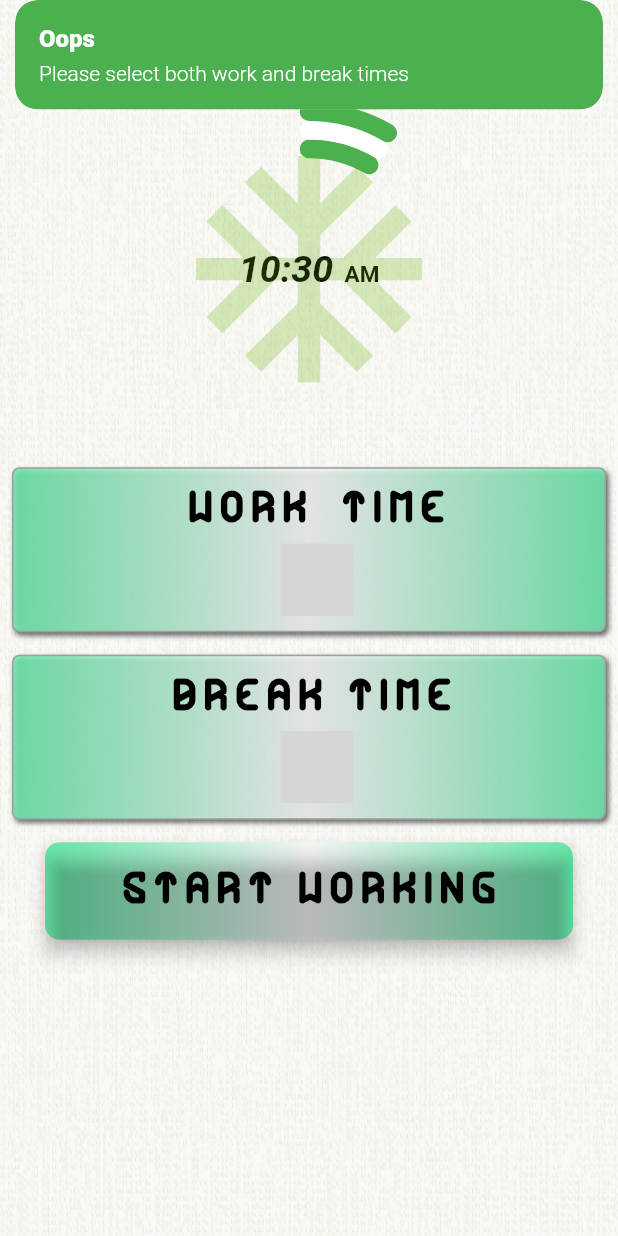
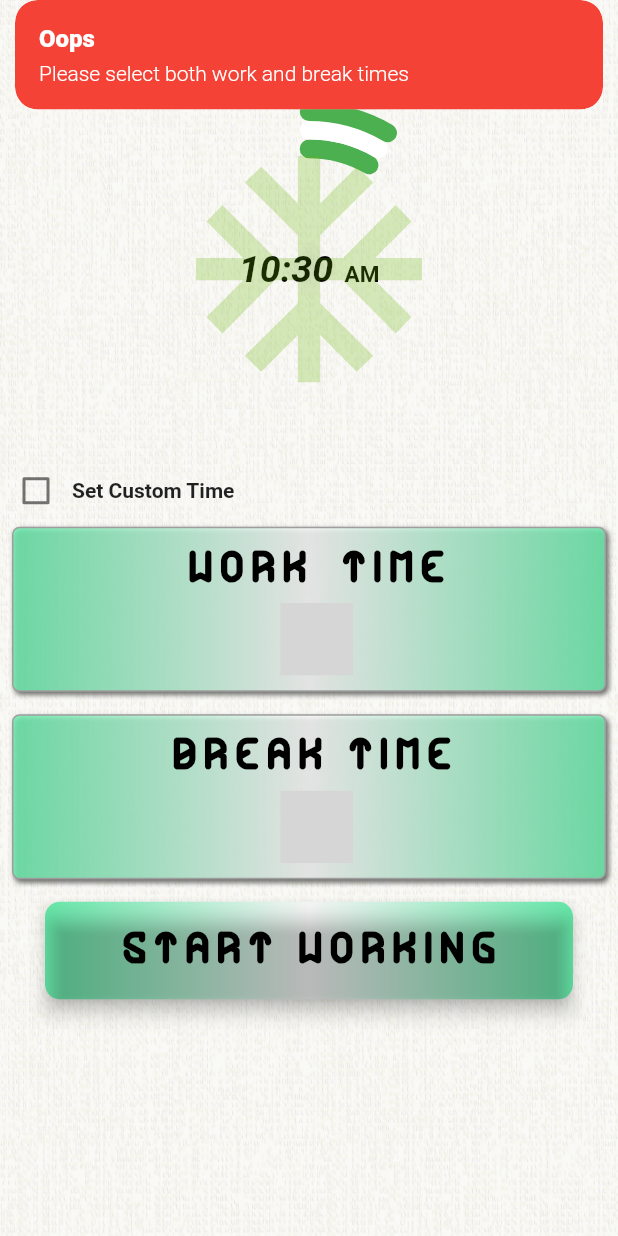
Before and after one commit to sujithsa007/workbreak2.0, a Flutter app: the screen it shows after launch, after a tap on an icon or button, on a phone screen of 412 x 824 dp. Run offline on Flutter 3.47's test engine with Material 2 defaults, Android fonts, the phone set to English and light mode, and no system bars; drawn by our look-alikes of google_mobile_ads, percent_indicator; our stand-ins replace animated_splash_screen, flutter_tts, get, page_transition, wakelock; missing offline and left inert: grouped_buttons, in_app_update; network calls fail; grey boxes are pictures that could not be loaded.

Commit message:
1.1.0 -  user can set custom time

```diff
--- a/lib/controllers/clock_controller.dart
+++ b/lib/controllers/clock_controller.dart
@@ -99,11 +99,38 @@ class ClockController extends GetxController {
     _clockThemeTrigger.value = val;
   }
 
+  RxBool _checkBoxValue = false.obs;
+  get checkBoxValue => _checkBoxValue.value;
+
+  set setCheckBoxValue(val) {
+    _checkBoxValue.value = val;
+  }
+
   RxBool _buttonChange = false.obs;
   get buttonChange => _buttonChange.value;
 
   set setButtonChange(val) {
     _buttonChange.value = val;
+  }
+
+  TextEditingController _workTimeInputController = new TextEditingController();
+  TextEditingController _breakTimeInputController = new TextEditingController();
+
+  get workTimeInputController => _workTimeInputController;
+  get breakTimeInputController => _breakTimeInputController;
+
+  RxString _workTimeInput = '5'.obs;
+  get workTimeInput => _workTimeInput.value;
+
+  RxString _breakTimeInput = '1'.obs;
+  get breakTimeInput => _breakTimeInput.value;
+
+  setWorkTimeInput(val) {
+    _workTimeInput.value = val;
+  }
+
+  setBreakTimeInput(val) {
+    _breakTimeInput.value = val;
   }
 
   RxString _selectedWorkTime = ''.obs;
@@ -131,7 +158,10 @@ class ClockController extends GetxController {
   }
 
   _clockAnimateCountDown(workTime, breakTime) {
-    _clockTimer.cancel();
+    if (_clockTimer != null) {
+      _clockTimer.cancel();
+    }
+
     if (_countDownTimer != null) {
       _countDownTimer.cancel();
     }
@@ -146,14 +176,16 @@ class ClockController extends GetxController {
     // int intRemInterval = remInterval;
     // setRemainingTime = intRemTime;
     _countDownTimer = Timer.periodic(Duration(seconds: 1), (Timer timer) {
-      print(intRemTime.toString());
+      // print(intRemTime.toString());
       // print(totTime);
-      print(i);
+      // print(i);
       if (i == 0) {
         setRemainingTime = intRemTime;
       }
       if (i++ + 1 == totTime) {
-        _countDownTimer.cancel();
+        if (_countDownTimer != null) {
+          _countDownTimer.cancel();
+        }
         print('timer cancelled');
         _clockAnimateCountDown(workTime, breakTime);
       }
@@ -184,7 +216,7 @@ class ClockController extends GetxController {
         'Please select both work and break times',
         duration: Duration(seconds: 3),
         colorText: Colors.white,
-        backgroundColor: Colors.green,
+        backgroundColor: Colors.red,
       );
     } else {
       setClockThemeTriggerValue = true;
@@ -195,30 +227,68 @@ class ClockController extends GetxController {
             : 'Your new settings have been applied',
         duration: Duration(seconds: 3),
         colorText: Colors.white,
-        backgroundColor: Colors.blue,
+        backgroundColor: Colors.green,
       );
       // var remTime = workTime.toString().split(' ')[0];
       // setRemainingTime = int.parse(remTime);
       _clockAnimateCountDown(workTime.toString(), breakInterval.toString());
 
-      _buttonChange.value == true
-          ? _selectedWorkTimer.cancel()
-          : print('Timer not active');
-      _buttonChange.value == true
-          ? _selectedIntervalTimer.cancel()
-          : print('Timer not active');
-      _buttonChange.value == true
-          ? _testTimer.cancel()
-          : print('Timer not active');
+      if (_selectedWorkTimer != null) {
+        _selectedWorkTimer.cancel();
+      }
+      if (_selectedIntervalTimer != null) {
+        _selectedIntervalTimer.cancel();
+      }
+      if (_testTimer != null) {
+        _testTimer.cancel();
+      }
       setButtonChange = true;
       await _setUpTimer(_selectedWorkTime.value, _selectedWorkInterval.value);
       // }
     }
   }
 
+  setCustomTime() async {
+    if (_workTimeInputController.text.toString().contains('.') ||
+        _workTimeInputController.text.toString().contains('-') ||
+        _workTimeInputController.text.toString().contains(',') ||
+        _workTimeInputController.text.toString() == '' ||
+        _breakTimeInputController.text.toString().contains('.') ||
+        _breakTimeInputController.text.toString().contains('-') ||
+        _breakTimeInputController.text.toString().contains(',') ||
+        _breakTimeInputController.text.toString() == '') {
+      Get.snackbar(
+        'Error',
+        'Enter a valid work and break time',
+        duration: Duration(seconds: 3),
+        colorText: Colors.white,
+        backgroundColor: Colors.red,
+      );
+    } else {
+      int _workTime = int.parse(_workTimeInput.value.toString());
+      int _breakTime = int.parse(_breakTimeInput.value.toString());
+      if (_workTime < 5 || _breakTime < 1) {
+        Get.snackbar(
+          'Error',
+          'Enter atleast 5 minutes work and 1 minute of break time',
+          duration: Duration(seconds: 3),
+          colorText: Colors.white,
+          backgroundColor: Colors.red,
+        );
+      } else {
+        setWorkTime = _workTimeInput.value.toString() + ' mins';
+        setIntervalTime = _breakTimeInput.value.toString() + ' mins';
+        // print('Custom print' +
+        //     _selectedWorkTime.value +
+        //     _selectedWorkInterval.value);
+        await onClickStartWork(
+            _selectedWorkTime.value, _selectedWorkInterval.value);
+      }
+    }
+  }
+
   _startTimer(int duration, String message, bool triggerFn) async {
     return Timer.periodic(Duration(minutes: duration), (Timer timer) async {
-      triggerFn ? _testTimer.cancel() : print('tester running');
       triggerFn
           ? _setUpTimer(_timeForWorkTimer, _timeForIntervalTimer)
           : print('No need to trigger ******');
--- a/lib/views/home_screen.dart
+++ b/lib/views/home_screen.dart
@@ -27,9 +27,9 @@ class _HomeScreenState extends State<HomeScreen> {
     double _fontSizeTitle = _mediaQueryHeight > 550 ? 22 : 18;
     double _fontSizeBullet = _mediaQueryHeight > 550 ? 12 : 8;
     double _fontButton = _mediaQueryHeight > 550 ? 22 : 16;
-    double _topMargin = _mediaQueryHeight > 550
-        ? _mediaQueryHeight * .01
-        : _mediaQueryHeight * .01;
+    double _bottomMargin = _mediaQueryHeight > 550
+        ? _mediaQueryHeight * .008
+        : _mediaQueryHeight * .008;
 
     double _opacity = 0.8;
 
@@ -102,54 +102,54 @@ class _HomeScreenState extends State<HomeScreen> {
       ),
     );
 
-    Container _drawer = Container(
-        color: Colors.grey,
-        width: MediaQuery.of(context).size.height * .2,
-        // height: MediaQuery.of(context).size.height * .5,
-        child: SafeArea(
-          child: Drawer(
-            child: ListView(
-              padding: EdgeInsets.zero,
-              children: <Widget>[
-                ListTile(
-                  title: Row(
-                    children: [
-                      Container(
-                        child: Icon(
-                          Icons.info_outline,
-                          size: 20,
-                          color: Colors.green,
-                        ),
-                        margin: EdgeInsets.only(left: 10, right: 10),
-                      ),
-                      Text(
-                        'Info',
-                        style: TextStyle(color: Colors.green),
-                      ),
-                    ],
-                  ),
-                  onTap: () {
-                    Navigator.pop(context);
-                  },
-                ),
-                ListTile(
-                  leading: Icon(
-                    Icons.settings,
-                    size: 20,
-                    color: Colors.blue,
-                  ),
-                  title: Text(
-                    'Settings',
-                    style: TextStyle(color: Colors.blue),
-                  ),
-                  onTap: () {
-                    Navigator.pop(context);
-                  },
-                ),
-              ],
-            ),
-          ),
-        ));
+    // Container _drawer = Container(
+    //     color: Colors.grey,
+    //     width: MediaQuery.of(context).size.height * .2,
+    //     // height: MediaQuery.of(context).size.height * .5,
+    //     child: SafeArea(
+    //       child: Drawer(
+    //         child: ListView(
+    //           padding: EdgeInsets.zero,
+    //           children: <Widget>[
+    //             ListTile(
+    //               title: Row(
+    //                 children: [
+    //                   Container(
+    //                     child: Icon(
+    //                       Icons.info_outline,
+    //                       size: 20,
+    //                       color: Colors.green,
+    //                     ),
+    //                     margin: EdgeInsets.only(left: 10, right: 10),
+    //                   ),
+    //                   Text(
+    //                     'Info',
+    //                     style: TextStyle(color: Colors.green),
+    //                   ),
+    //                 ],
+    //               ),
+    //               onTap: () {
+    //                 Navigator.pop(context);
+    //               },
+    //             ),
+    //             ListTile(
+    //               leading: Icon(
+    //                 Icons.settings,
+    //                 size: 20,
+    //                 color: Colors.blue,
+    //               ),
+    //               title: Text(
+    //                 'Settings',
+    //                 style: TextStyle(color: Colors.blue),
+    //               ),
+    //               onTap: () {
+    //                 Navigator.pop(context);
+    //               },
+    //             ),
+    //           ],
+    //         ),
+    //       ),
+    //     ));
 
     RichText _appBarTitle = RichText(
       text: TextSpan(children: [
@@ -234,6 +234,47 @@ class _HomeScreenState extends State<HomeScreen> {
           ),
         );
 
+    Container _customInputContainer(controller, onChangeFunction, hintText) =>
+        Container(
+          margin: EdgeInsets.only(left: 20, right: 20, bottom: 20),
+          height: MediaQuery.of(context).size.height * .075,
+          // margin: EdgeInsets.all(10),
+          padding: EdgeInsets.only(
+              left: 10, top: MediaQuery.of(context).size.height * .004),
+          decoration: BoxDecoration(
+            color: _clockController.buttonChange == false
+                ? Colors.green.withOpacity(.3)
+                : Colors.blue.withOpacity(.3),
+            border: Border.all(
+                color: Colors.grey, // set border color
+                width: 2.0), // set border width
+            borderRadius: BorderRadius.all(
+                Radius.circular(10.0)), // set rounded corner radius
+          ),
+          child: TextField(
+            keyboardType: TextInputType.number,
+            maxLength: 3,
+            controller: controller,
+            onChanged: (value) {
+              print(controller);
+              if (controller == false) {
+                _clockController.setWorkTimeInput('');
+                _clockController.setBreakTimeInput('');
+              }
+              onChangeFunction(value);
+            },
+            decoration: InputDecoration(
+              fillColor: Colors.grey,
+              counterText: "",
+              contentPadding: EdgeInsets.only(bottom: 5),
+              hintText: hintText,
+              // hintStyle: TextStyle(color: Colors.black),
+              border: InputBorder.none,
+            ),
+            style: TextStyle(fontSize: 15.0, height: 2.0, color: Colors.black),
+          ),
+        );
+
     Container _confirmButton = Container(
       margin: EdgeInsets.only(left: 30, right: 30),
       width: _mediaQueryWidth * .2,
@@ -268,10 +309,16 @@ class _HomeScreenState extends State<HomeScreen> {
                 fontWeight: FontWeight.bold),
           ),
           onPressed: () async {
+            if (_clockController.checkBoxValue == true) {
+              await _clockController.setCustomTime();
+              setState(() {});
+            } else {
+              print('in this loop');
               await _clockController.onClickStartWork(
                   _clockController.selectedWorkTime,
                   _clockController.selectedWorkInterval);
               setState(() {});
+            }
           },
         ),
       ),
@@ -289,7 +336,8 @@ class _HomeScreenState extends State<HomeScreen> {
     );
 
     return Scaffold(
-      body: Stack(
+        resizeToAvoidBottomInset: false,
+        body: Obx(() => Stack(
               children: <Widget>[
                 _backgroundImage,
                 Column(
@@ -309,19 +357,59 @@ class _HomeScreenState extends State<HomeScreen> {
                             children: [
                               Align(
                                 child: Container(
-                              margin: EdgeInsets.only(bottom: _topMargin),
+                                    // margin: EdgeInsets.only(bottom: _bottomMargin),
                                     width: _mediaQueryWidth * .6,
                                     height: _mediaQueryWidth * .6,
                                     child: ClockScreen()),
                                 alignment: Alignment.topCenter,
                               ),
-                        _optionsContainer(
-                            'W O R K    T I M E', _workOptions, 1),
+                              Container(
+                                child: Row(
+                                  children: <Widget>[
+                                    new Checkbox(
+                                        value: _clockController.checkBoxValue,
+                                        activeColor:
+                                            _clockController.buttonChange ==
+                                                    false
+                                                ? Colors.green
+                                                : Colors.blue,
+                                        onChanged: (bool newValue) {
+                                          print(newValue);
+                                          _clockController.setCheckBoxValue =
+                                              newValue;
+                                          // setState(() {});
+                                        }),
+                                    Text(
+                                      'Set Custom Time',
+                                      style: TextStyle(
+                                          fontWeight: FontWeight.w600),
+                                    ),
+                                  ],
+                                ),
+                              ),
+                              _clockController.checkBoxValue == true
+                                  ? _customInputContainer(
+                                      _clockController.workTimeInputController,
+                                      _clockController.setWorkTimeInput,
+                                      'Enter Work time in minutes > 5')
+                                  : Container(),
+                              _clockController.checkBoxValue == true
+                                  ? _customInputContainer(
+                                      _clockController.breakTimeInputController,
+                                      _clockController.setBreakTimeInput,
+                                      'Enter Break time in minutes > 1')
+                                  : Container(),
+                              _clockController.checkBoxValue == false
+                                  ? _optionsContainer(
+                                      'W O R K    T I M E', _workOptions, 1)
+                                  : Container(),
                               SizedBox(
                                 height: 15,
                               ),
-                        _optionsContainer(
-                            'B R E A K   T I M E ', _intervalOptions, 2),
+                              _clockController.checkBoxValue == false
+                                  ? _optionsContainer('B R E A K   T I M E ',
+                                      _intervalOptions, 2)
+                                  : Container(),
                               Platform.isIOS
                                   ? SizedBox(
                                       height: 35,
@@ -340,7 +428,6 @@ class _HomeScreenState extends State<HomeScreen> {
                   ],
                 ),
               ],
-      ),
-    );
+            )));
   }
 }
--- a/pubspec.yaml
+++ b/pubspec.yaml
@@ -1,8 +1,8 @@
 name: work_break
 description: A new Flutter application which helps to take regular breaks between you work hours for a stress free and productive day
-publish_to: 'none'
+#publish_to: 'none'
 
-version: 1.0.6+3
+version: 1.1.0+8
 
 environment:
   sdk: ">=2.7.0 <3.0.0"
```
Lines whose indentation alone changed are shown as unchanged.
